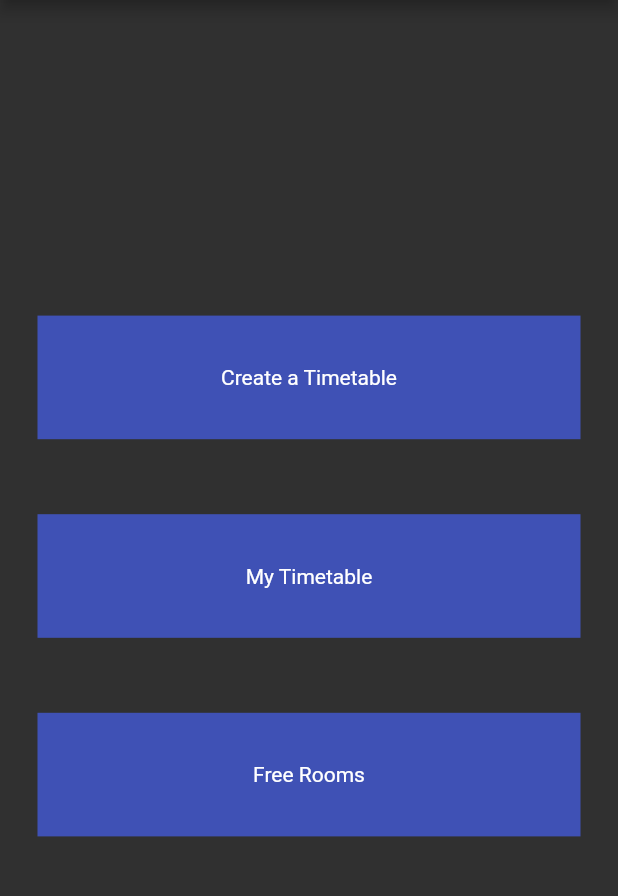
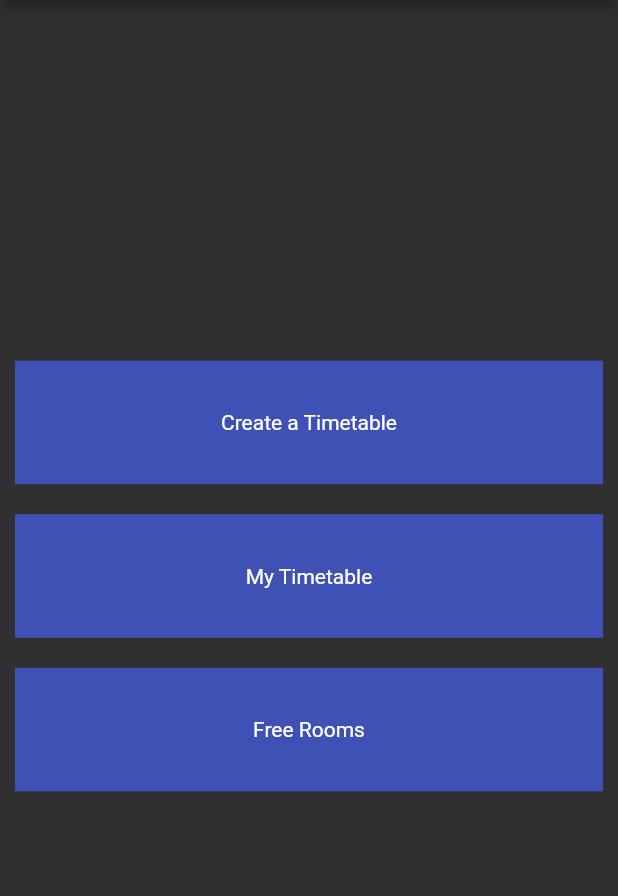
Before and after one commit to nushirvannaseer/timetable-selector-fast, a Flutter app: the screen it shows after launch, on a phone screen of 412 x 824 dp, the part 84-980 px from its top. Run offline on Flutter 3.47's test engine with Material 2 defaults, Android fonts, the light colour scheme and no system bars; our stand-ins replace connectivity_plus, firebase_auth, firebase_core, firebase_storage, internet_connection_checker; missing offline and left inert: excel, flutter_downloader; accounts and stored records are empty.

Commit message:
Refactoring and minor bug fix

```diff
--- a/lib/main.dart
+++ b/lib/main.dart
@@ -3,7 +3,7 @@ import 'package:flutter/material.dart';
 import 'package:lettuce_no/models/society.dart';
 import 'package:lettuce_no/models/student.dart';
 import 'package:lettuce_no/pages/societyhomepage.dart';
-import 'package:lettuce_no/pages/studenthomepage.dart';
+import 'package:lettuce_no/pages/homepage.dart';
 // Import the firebase_core plugin
 import 'package:firebase_core/firebase_core.dart';
 
@@ -38,11 +38,9 @@ class _MyAppState extends State<MyApp> {
           //);
           return  MaterialApp(
             title: 'Lettuce No',
-            theme: ThemeData.dark(),
+            theme: ThemeData.light(),
             debugShowCheckedModeBanner: false,
-            home: StudentHomePage(
-                student:
-                    Student("Nushirvan Naseer", "18L-1233", "123456", 7, "CS")),
+            home: HomePage(),
             // routes: {
             //   '/societyhomepage': (context)=> SocietyHomePage(society:Society("NUCES ACM", "nuces.acm", "123456") ),
             // },
@@ -52,12 +50,10 @@ class _MyAppState extends State<MyApp> {
         // Once complete, show your application
         if (snapshot.connectionState == ConnectionState.done) {
           return MaterialApp(
-            title: 'Lettuce No',
+            title: 'Timetable Manager',
             theme: ThemeData.dark(),
             debugShowCheckedModeBanner: false,
-            home: StudentHomePage(
-                student:
-                    Student("Nushirvan Naseer", "18L-1233", "123456", 7, "CS")),
+            home:HomePage(),
             // routes: {
             //   '/societyhomepage': (context)=> SocietyHomePage(society:Society("NUCES ACM", "nuces.acm", "123456") ),
             // },
--- a/lib/pages/studenthomepage.dart
+++ b/lib/pages/homepage.dart
@@ -1,30 +1,23 @@
 import 'dart:convert';
 import 'dart:io';
-
-import 'package:cloud_firestore/cloud_firestore.dart';
-import 'package:excel/excel.dart';
 import 'package:flutter/material.dart';
 import 'package:flutter/services.dart';
-import 'package:lettuce_no/models/society.dart';
-import 'package:lettuce_no/models/student.dart';
 import 'package:lettuce_no/pages/displaycreatedtimetable.dart';
-import 'package:lettuce_no/pages/societies.dart';
-import 'package:lettuce_no/pages/societyhomepage.dart';
 import 'package:lettuce_no/pages/timetable.dart';
 import 'package:lettuce_no/pages/viewfreerooms.dart';
 import 'package:lettuce_no/router/router.dart';
 import 'package:lettuce_no/utils/timetableparser.dart';
 import 'package:path_provider/path_provider.dart';
 
-class StudentHomePage extends StatefulWidget {
-  StudentHomePage({Key? key, required this.student}) : super(key: key);
-  Student student;
+class HomePage extends StatefulWidget {
+  HomePage({Key? key}) : super(key: key);
+  //Student student;
 
   @override
-  _StudentHomePageState createState() => _StudentHomePageState();
+  _HomePageState createState() => _HomePageState();
 }
 
-class _StudentHomePageState extends State<StudentHomePage> {
+class _HomePageState extends State<HomePage> {
   @override
   Widget build(BuildContext context) {
     WidgetsFlutterBinding.ensureInitialized();
@@ -36,7 +29,10 @@ class _StudentHomePageState extends State<StudentHomePage> {
     return Scaffold(
       appBar: AppBar(title: Text("Timetable Manager")),
       //drawer: Drawer(),
-      body: Column(
+      body: Center(
+        child: Container(
+          height: MediaQuery.of(context).size.height*0.6,
+          child: Column(
             mainAxisAlignment: MainAxisAlignment.center,
             //crossAxisCount: 3,
             children: [
@@ -64,6 +60,8 @@ class _StudentHomePageState extends State<StudentHomePage> {
               ),
             ],
           ),
+        ),
+      ),
     );
   }
 
@@ -77,7 +75,7 @@ class _StudentHomePageState extends State<StudentHomePage> {
             Navigator.push(context, router(context, buttonRoute));
         },
         child: Container(
-          margin: EdgeInsets.all(25),
+          margin: EdgeInsets.all(10),
           height: MediaQuery.of(context).size.height*0.1,
             color: Colors.indigo, child: Center(child: Text(buttonText))));
   }
--- a/lib/pages/timetable.dart
+++ b/lib/pages/timetable.dart
@@ -95,9 +95,12 @@ class _TimeTableViewerState extends State<TimeTableViewer> {
                         children: selectedCourses.map(
                           (e) {
                             return Container(
+                              margin: EdgeInsets.all(1),
+                              color: Colors.indigo,
                               child: Row(
+                                mainAxisAlignment: MainAxisAlignment.center,
                                 children: [
-                                  Text(e),
+                                  Text(e,),
                                   IconButton(
                                     icon: Icon(Icons.delete),
                                     onPressed: () {
```
Also changed, not shown: lib/pages/displaycreatedtimetable.dart (+14 -10 lines), lib/pages/societies.dart (+57 -57 lines), lib/pages/societyhomepage.dart (+27 -27 lines), lib/pages/societyviewpage.dart (+27 -27 lines). Lines whose indentation alone changed are shown as unchanged.
